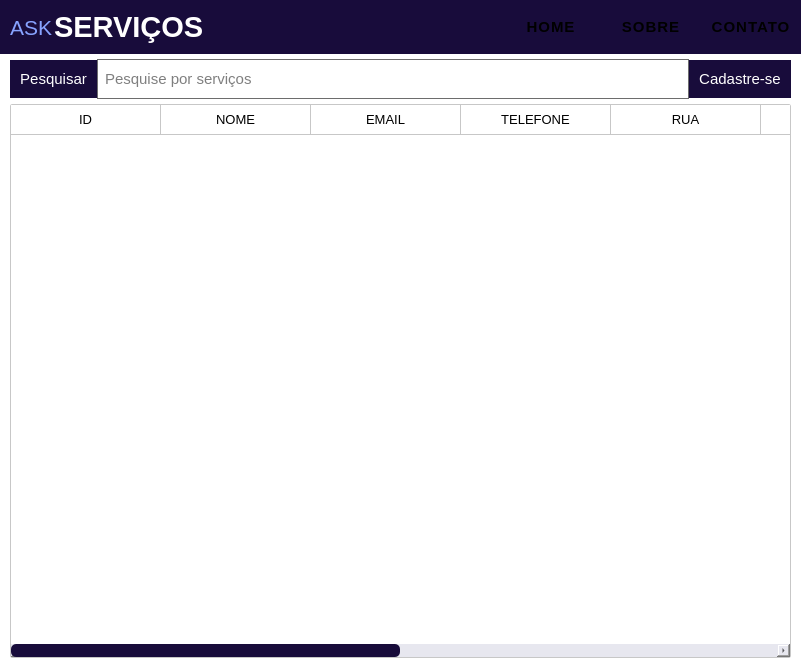
Old version of the form DesignAsk.ui in the repository vitchin/projeto-askservicos-desktop-python.
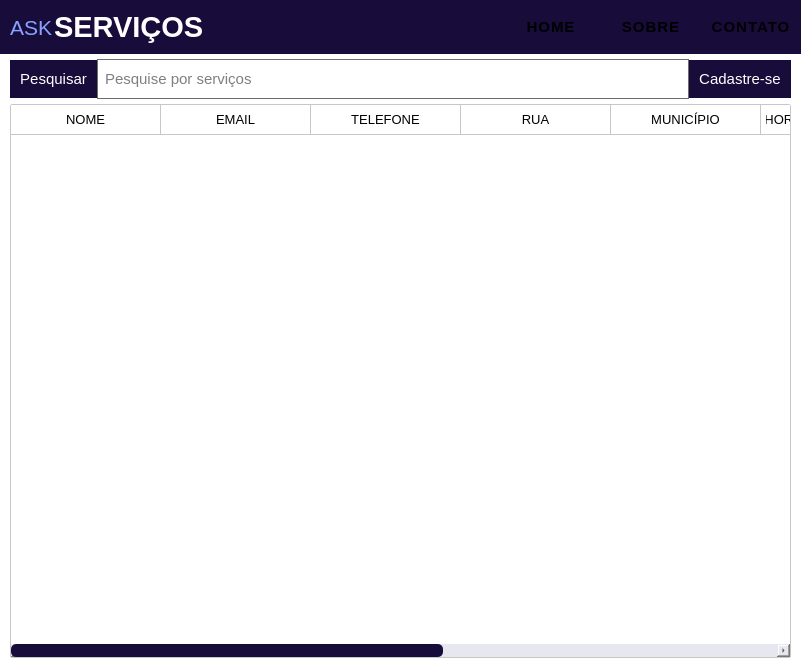
New version of the form. The open tabs and pages were chosen to show the change.

Diff of the .ui file:
```diff
--- a/DesignAsk.ui
+++ b/DesignAsk.ui
@@ -611,23 +611,6 @@
           <attribute name="horizontalHeaderDefaultSectionSize">
            <number>150</number>
           </attribute>
-          <column>
-           <property name="text">
-            <string>ID</string>
-           </property>
-           <property name="font">
-            <font>
-             <family>Leelawadee UI</family>
-             <pointsize>10</pointsize>
-             <weight>50</weight>
-             <bold>false</bold>
-             <kerning>true</kerning>
-            </font>
-           </property>
-           <property name="textAlignment">
-            <set>AlignCenter</set>
-           </property>
-          </column>
           <column>
            <property name="text">
             <string>NOME</string>
```
Left out of the diff: 2 changed lines with no effect on the pictures.
